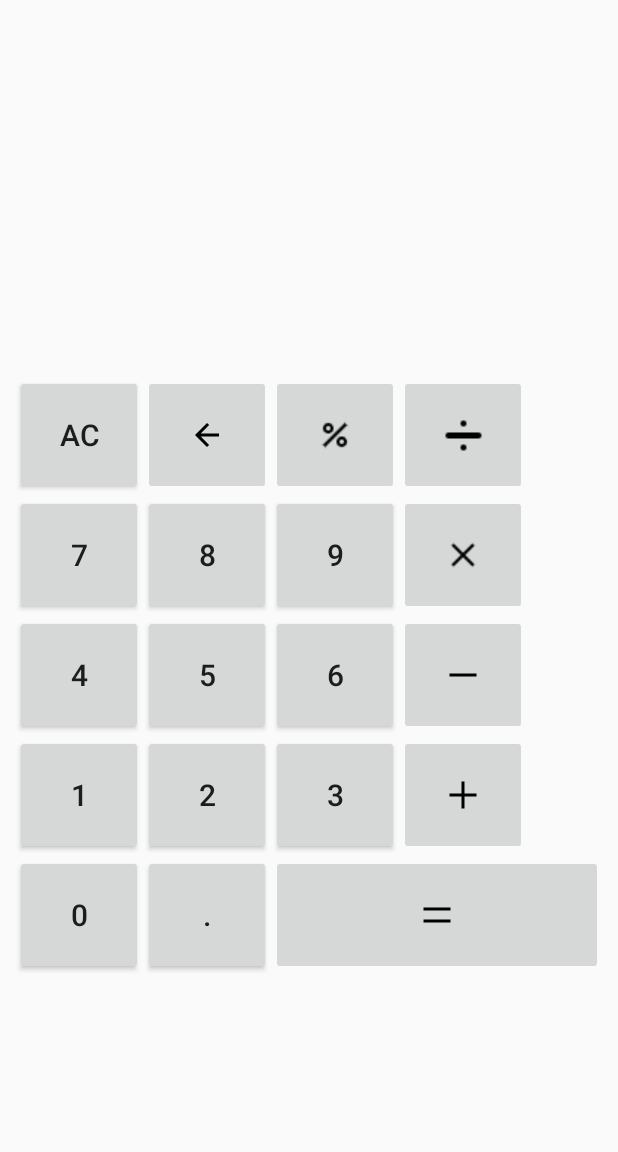
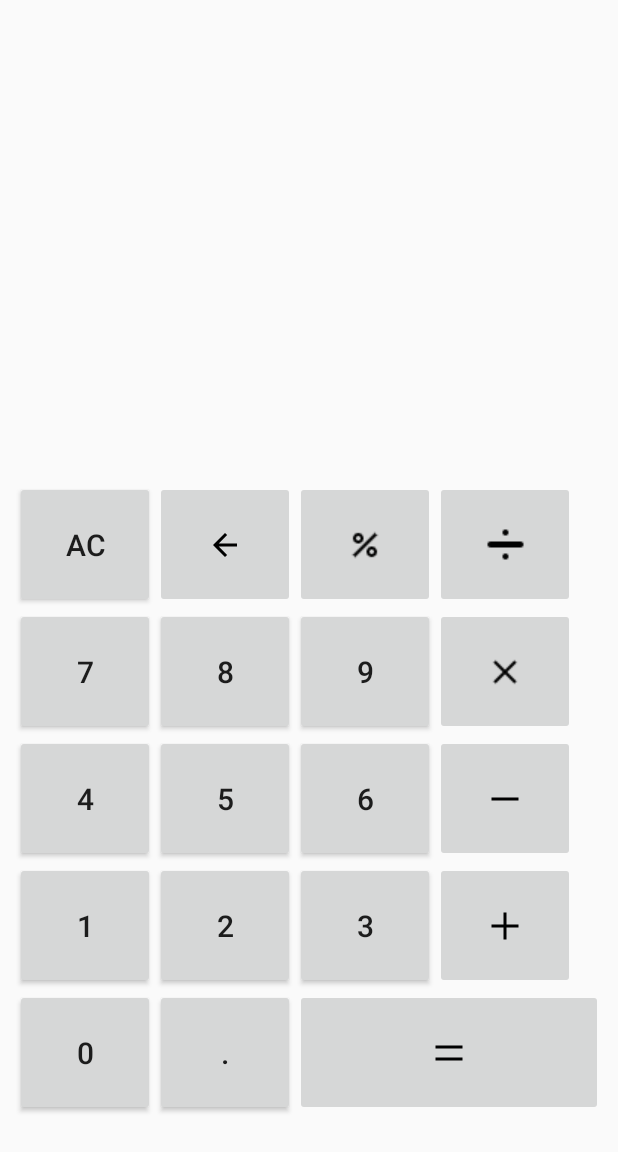
Before and after one commit to shruti10951/PRODIGY_AD_01, an Android app: the screen it shows after launch (DashboardActivity), on a phone screen of 412 x 824 dp, the part 84-1236 px from its top. Run offline under Robolectric (Android 15) with nearby library versions, the phone set to English and light mode, and no system bars; our stand-ins replace sdp/ssp sizes.

Commit message:
Final Commit

```diff
--- a/app/build.gradle.kts
+++ b/app/build.gradle.kts
@@ -36,4 +36,6 @@ dependencies {
     testImplementation("junit:junit:4.13.2")
     androidTestImplementation("androidx.test.ext:junit:1.1.5")
     androidTestImplementation("androidx.test.espresso:espresso-core:3.5.1")
+
+    implementation("com.intuit.sdp:sdp-android:1.0.6")
 }
--- a/app/src/main/res/layout/activity_dashboard.xml
+++ b/app/src/main/res/layout/activity_dashboard.xml
@@ -33,7 +33,7 @@
     <TextView
         android:id="@+id/prev_tv"
         android:layout_width="match_parent"
-        android:layout_height="70dp"
+        android:layout_height="@dimen/_65sdp"
         android:layout_margin="10dp"
         android:paddingBottom="10dp"
         android:paddingEnd="5dp"
@@ -48,7 +48,7 @@
     <TextView
         android:id="@+id/sign_tv"
         android:layout_width="match_parent"
-        android:layout_height="50dp"
+        android:layout_height="@dimen/_50sdp"
         android:layout_margin="10dp"
         android:paddingBottom="10dp"
         android:paddingEnd="5dp"
@@ -62,7 +62,7 @@
     <TextView
         android:id="@+id/ans_tv"
         android:layout_width="match_parent"
-        android:layout_height="100dp"
+        android:layout_height="@dimen/_100sdp"
         android:layout_margin="10dp"
         android:paddingBottom="10dp"
         android:paddingEnd="5dp"
@@ -81,6 +81,8 @@
         android:rowCount="5"
         android:layout_marginStart="10dp"
         android:layout_marginEnd="10dp"
+        android:layout_marginBottom="@dimen/_10sdp"
+        app:layout_constraintBottom_toBottomOf="parent"
         app:layout_constraintEnd_toEndOf="parent"
         app:layout_constraintHorizontal_bias="0.5"
         app:layout_constraintStart_toStartOf="parent"
@@ -88,134 +90,134 @@
 
         <androidx.appcompat.widget.AppCompatButton
             android:id="@+id/ac"
-            android:layout_width="85dp"
-            android:layout_height="80dp"
+            android:layout_width="@dimen/_72sdp"
+            android:layout_height="@dimen/_65sdp"
             android:text="AC"
             android:textSize="20sp" />
 
         <ImageButton
             android:id="@+id/back"
-            android:layout_width="85dp"
-            android:layout_height="80dp"
+            android:layout_width="@dimen/_72sdp"
+            android:layout_height="@dimen/_65sdp"
             android:src="@drawable/back_icon"
             android:textSize="20sp" />
 
         <ImageButton
             android:id="@+id/percent"
-            android:layout_width="85dp"
-            android:layout_height="80dp"
+            android:layout_width="@dimen/_72sdp"
+            android:layout_height="@dimen/_65sdp"
             android:src="@drawable/percent_icon"
             android:textSize="20sp" />
 
         <ImageButton
             android:id="@+id/divide"
-            android:layout_width="85dp"
-            android:layout_height="80dp"
+            android:layout_width="@dimen/_72sdp"
+            android:layout_height="@dimen/_65sdp"
             android:src="@drawable/divide_icon"
             android:textSize="20sp" />
 
         <androidx.appcompat.widget.AppCompatButton
             android:id="@+id/seven_txt"
-            android:layout_width="85dp"
-            android:layout_height="80dp"
+            android:layout_width="@dimen/_72sdp"
+            android:layout_height="@dimen/_65sdp"
             android:text="7"
             android:textSize="20sp" />
 
         <androidx.appcompat.widget.AppCompatButton
             android:id="@+id/eight_txt"
-            android:layout_width="85dp"
-            android:layout_height="80dp"
+            android:layout_width="@dimen/_72sdp"
+            android:layout_height="@dimen/_65sdp"
             android:text="8"
             android:textSize="20sp" />
 
         <androidx.appcompat.widget.AppCompatButton
             android:id="@+id/nine_txt"
-            android:layout_width="85dp"
-            android:layout_height="80dp"
+            android:layout_width="@dimen/_72sdp"
+            android:layout_height="@dimen/_65sdp"
             android:text="9"
             android:textSize="20sp" />
 
         <ImageButton
             android:id="@+id/multiply"
-            android:layout_width="85dp"
-            android:layout_height="80dp"
+            android:layout_width="@dimen/_72sdp"
+            android:layout_height="@dimen/_65sdp"
             android:src="@drawable/multiply_icon"
             android:textSize="20sp" />
 
         <androidx.appcompat.widget.AppCompatButton
             android:id="@+id/four_txt"
-            android:layout_width="85dp"
-            android:layout_height="80dp"
+            android:layout_width="@dimen/_72sdp"
+            android:layout_height="@dimen/_65sdp"
             android:text="4"
             android:textSize="20sp" />
 
         <androidx.appcompat.widget.AppCompatButton
             android:id="@+id/five_txt"
-            android:layout_width="85dp"
-            android:layout_height="80dp"
+            android:layout_width="@dimen/_72sdp"
+            android:layout_height="@dimen/_65sdp"
             android:text="5"
             android:textSize="20sp" />
 
         <androidx.appcompat.widget.AppCompatButton
             android:id="@+id/six_txt"
-            android:layout_width="85dp"
-            android:layout_height="80dp"
+            android:layout_width="@dimen/_72sdp"
+            android:layout_height="@dimen/_65sdp"
             android:text="6"
             android:textSize="20sp" />
 
         <ImageButton
             android:id="@+id/minus"
-            android:layout_width="85dp"
-            android:layout_height="80dp"
+            android:layout_width="@dimen/_72sdp"
+            android:layout_height="@dimen/_65sdp"
             android:src="@drawable/minus_icon"
             android:textSize="20sp" />
 
         <androidx.appcompat.widget.AppCompatButton
             android:id="@+id/one_txt"
-            android:layout_width="85dp"
-            android:layout_height="80dp"
+            android:layout_width="@dimen/_72sdp"
+            android:layout_height="@dimen/_65sdp"
             android:text="1"
             android:textSize="20sp" />
 
         <androidx.appcompat.widget.AppCompatButton
             android:id="@+id/two_txt"
-            android:layout_width="85dp"
-            android:layout_height="80dp"
+            android:layout_width="@dimen/_72sdp"
+            android:layout_height="@dimen/_65sdp"
             android:text="2"
             android:textSize="20sp" />
 
         <androidx.appcompat.widget.AppCompatButton
             android:id="@+id/three_txt"
-            android:layout_width="85dp"
-            android:layout_height="80dp"
+            android:layout_width="@dimen/_72sdp"
+            android:layout_height="@dimen/_65sdp"
             android:text="3"
             android:textSize="20sp" />
 
         <ImageButton
             android:id="@+id/add"
-            android:layout_width="85dp"
-            android:layout_height="80dp"
+            android:layout_width="@dimen/_72sdp"
+            android:layout_height="@dimen/_65sdp"
             android:src="@drawable/add_icon"
             android:textSize="20sp" />
 
         <androidx.appcompat.widget.AppCompatButton
             android:id="@+id/zero_txt"
-            android:layout_width="85dp"
-            android:layout_height="80dp"
+            android:layout_width="@dimen/_72sdp"
+            android:layout_height="@dimen/_65sdp"
             android:text="0"
             android:textSize="20sp" />
 
         <androidx.appcompat.widget.AppCompatButton
             android:id="@+id/point_txt"
-            android:layout_width="85dp"
-            android:layout_height="80dp"
+            android:layout_width="@dimen/_72sdp"
+            android:layout_height="@dimen/_65sdp"
             android:text="."
             android:textSize="20sp" />
 
         <ImageButton
             android:id="@+id/equal"
-            android:layout_width="85dp"
-            android:layout_height="80dp"
+            android:layout_width="@dimen/_72sdp"
+            android:layout_height="@dimen/_65sdp"
             android:layout_columnWeight="1"
             android:layout_columnSpan="2"
             android:src="@drawable/equal_icon"
```
